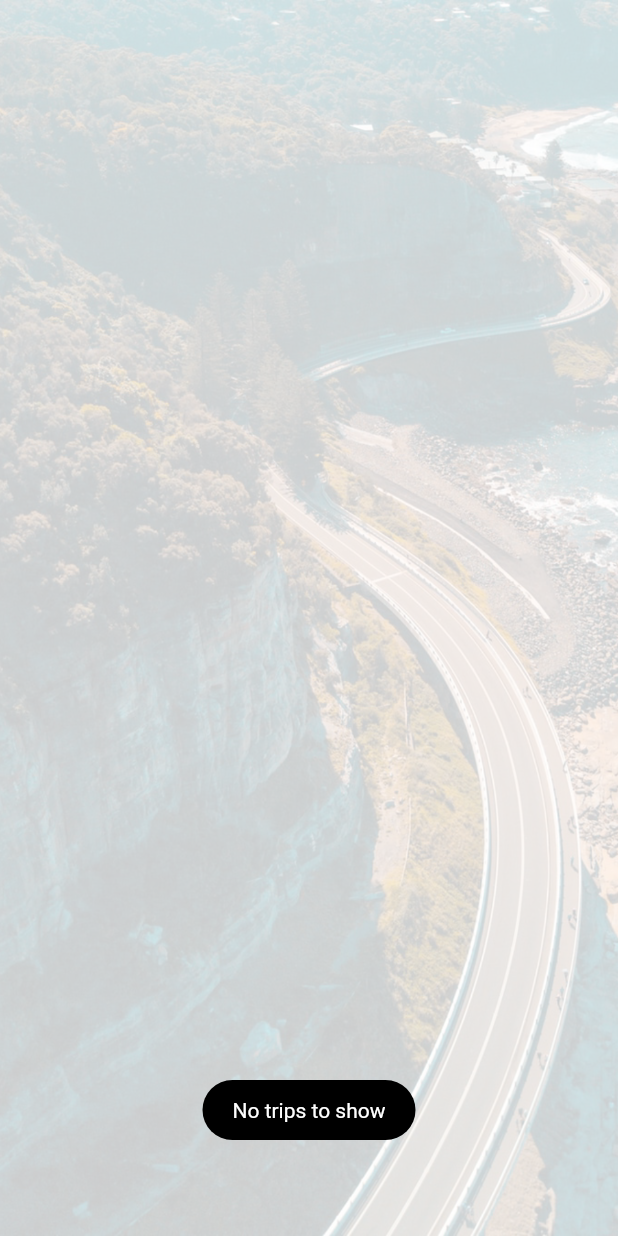
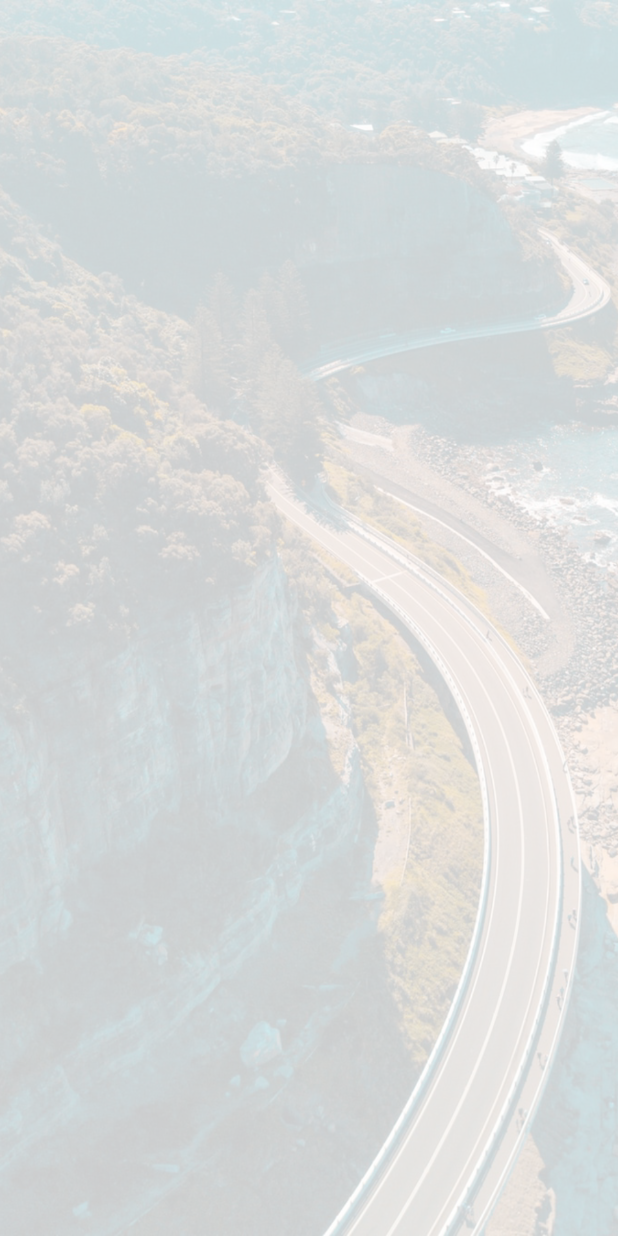
Before and after one commit to ragwap/RideShare, a Flutter app: the screen it shows once a user with an empty profile is signed in, after a tap on "Trips", on a phone screen of 412 x 824 dp. Run offline on Flutter 3.47's test engine with Material 2 defaults, Android fonts, the light colour scheme and no system bars; our stand-ins replace cloud_firestore, firebase_auth, flutter_spinkit, fluttertoast, geolocator, google_maps_flutter and 2 more; missing offline and left inert: flutter_google_places, geolocation, google_maps_webservice; accounts and stored records are empty; network calls fail.

Commit message:
Final commit

```diff
--- a/ride_share/lib/models/trip.dart
+++ b/ride_share/lib/models/trip.dart
@@ -1,5 +1,3 @@
-import 'package:cloud_firestore/cloud_firestore.dart';
-
 class Trip {
   String pickup;
   String destination;
--- a/ride_share/lib/screens/authenticate/sign_in.dart
+++ b/ride_share/lib/screens/authenticate/sign_in.dart
@@ -1,9 +1,9 @@
 import 'package:flutter/material.dart';
+import 'package:flutter/services.dart';
 import 'package:fluttertoast/fluttertoast.dart';
 import 'package:ride_share/services/auth.dart';
 
 class SignIn extends StatefulWidget {
-
   final Function toggleView;
   SignIn({this.toggleView});
 
@@ -12,7 +12,6 @@ class SignIn extends StatefulWidget {
 }
 
 class _SignInState extends State<SignIn> {
-
   final AuthService _authService = AuthService();
   final _formKey = GlobalKey<FormState>();
 
@@ -21,12 +20,34 @@ class _SignInState extends State<SignIn> {
 
   @override
   Widget build(BuildContext context) {
-    return SafeArea(
+    Future<bool> _onBackPressed() {
+      return showDialog(
+          context: context,
+          builder: (context) => AlertDialog(
+                title: Text('Are you sure you want to exit the app?'),
+                actions: <Widget>[
+                  FlatButton(
+                    child: Text('No'),
+                    onPressed: () => Navigator.pop(context, false),
+                  ),
+                  FlatButton(
+                    child: Text('Yes'),
+                    onPressed: () => SystemNavigator.pop(),
+                  )
+                ],
+              ));
+    }
+
+    return WillPopScope(
+      onWillPop: _onBackPressed,
+      child: SafeArea(
         child: Scaffold(
           backgroundColor: Colors.black,
           body: ListView(
             children: <Widget>[
-            SizedBox(width: 30.0,),
+              SizedBox(
+                width: 30.0,
+              ),
               Container(
                 padding: EdgeInsets.only(left: 250),
                 child: FlatButton.icon(
@@ -43,48 +64,54 @@ class _SignInState extends State<SignIn> {
                 padding: EdgeInsets.only(left: 40.0),
                 child: Row(
                   children: <Widget>[
-                  Text('Sign In to Ride Share',
+                    Text(
+                      'Sign In to Ride Share',
                       style: TextStyle(
                           fontFamily: 'Montserrat',
                           color: Colors.white,
                           fontStyle: FontStyle.italic,
-                        fontSize: 30.0
-                    ),
+                          fontSize: 30.0),
                     ),
                   ],
                 ),
               ),
-
-            SizedBox(height: 40.0,),
+              SizedBox(
+                height: 40.0,
+              ),
               Container(
                 height: MediaQuery.of(context).size.height,
                 decoration: BoxDecoration(
                     color: Colors.white,
-                  borderRadius: BorderRadius.only(topLeft: Radius.circular(75.0))
-              ),
+                    borderRadius:
+                        BorderRadius.only(topLeft: Radius.circular(75.0))),
                 child: ListView(
                   children: <Widget>[
-                  SizedBox(width: 30.0,),
+                    SizedBox(
+                      width: 30.0,
+                    ),
                     Container(
-                    padding: EdgeInsets.symmetric(vertical: 20.0, horizontal: 40.0),
+                      padding: EdgeInsets.symmetric(
+                          vertical: 20.0, horizontal: 40.0),
                       child: Form(
                           key: _formKey,
                           child: Column(
                             children: <Widget>[
-                            SizedBox(height: 20.0,),
+                              SizedBox(
+                                height: 20.0,
+                              ),
                               TextFormField(
-                                validator: (val) => val.isEmpty ? 'Enter an Email' : null,
-                                decoration: InputDecoration(
-                                    labelText: 'Email'
-                                ),
+                                  validator: (val) =>
+                                      val.isEmpty ? 'Enter an Email' : null,
+                                  decoration:
+                                      InputDecoration(labelText: 'Email'),
                                   onChanged: (val) {
                                     setState(() {
                                       email = val;
                                     });
-                                }
-                            ),
+                                  }),
                               TextFormField(
-                              validator: (val) => val.isEmpty ? 'Enter a Password' : null,
+                                validator: (val) =>
+                                    val.isEmpty ? 'Enter a Password' : null,
                                 decoration: InputDecoration(
                                   labelText: 'Password',
                                 ),
@@ -94,31 +121,35 @@ class _SignInState extends State<SignIn> {
                                 },
                               )
                             ],
-                        )
-                    ),
+                          )),
                     ),
                     Center(
-                    child:
-                    RaisedButton(
+                      child: RaisedButton(
                           color: Colors.white,
                           shape: RoundedRectangleBorder(
                             borderRadius: new BorderRadius.circular(10.0),
                           ),
                           highlightColor: Colors.black,
                           onPressed: () async {
-                          dynamic result = await _authService.signIn(email, password);
-                          if(_formKey.currentState.validate()) {
+                            dynamic result =
+                                await _authService.signIn(email, password);
+                            if (_formKey.currentState.validate()) {
                               if (result == null) {
-                              Fluttertoast.showToast(msg: 'Please provide valid credentials', timeInSecForIos: 5, backgroundColor: Colors.black, textColor: Colors.white);
-                            }
-                            else {
                                 Fluttertoast.showToast(
-                                  msg: 'Successfully signed in', timeInSecForIos: 5, backgroundColor: Colors.black, textColor: Colors.white);
+                                    msg: 'Please provide valid credentials',
+                                    timeInSecForIos: 5,
+                                    backgroundColor: Colors.black,
+                                    textColor: Colors.white);
+                              } else {
+                                Fluttertoast.showToast(
+                                    msg: 'Successfully signed in',
+                                    timeInSecForIos: 5,
+                                    backgroundColor: Colors.black,
+                                    textColor: Colors.white);
                               }
                             }
                           },
-                        child: Text('Sign In')
-                    ),
+                          child: Text('Sign In')),
                     ),
                   ],
                 ),
@@ -126,6 +157,7 @@ class _SignInState extends State<SignIn> {
             ],
           ),
         ),
+      ),
     );
   }
 }
--- a/ride_share/lib/screens/map/map_view.dart
+++ b/ride_share/lib/screens/map/map_view.dart
@@ -10,7 +10,6 @@ import 'package:location/location.dart' as loc;
 import 'package:ride_share/commons/loading.dart';
 import 'package:ride_share/models/location_latlng.dart';
 import 'package:ride_share/screens/fare/fare.dart';
-import 'package:ride_share/screens/home/home.dart';
 import 'package:ride_share/services/GoogleMapsServices.dart';
 import 'package:ride_share/services/auth.dart';
 
@@ -113,7 +112,6 @@ class _MapViewState extends State<MapView> {
   void getCurrentLocation() async {
     try {
       _counter = 0;
-      // var location = await _locationTracker.getLocation();
 
       if (_subscription != null) {
         _subscription.cancel();
--- a/ride_share/lib/screens/trips/trip_details.dart
+++ b/ride_share/lib/screens/trips/trip_details.dart
@@ -2,7 +2,6 @@ import 'package:flutter/material.dart';
 import 'package:ride_share/models/trip.dart';
 import 'package:ride_share/models/user.dart';
 import 'package:ride_share/screens/trips/trip_list.dart';
-// import 'package:ride_share/services/auth.dart';
 import 'package:ride_share/services/database.dart';
 import 'package:provider/provider.dart';
 
--- a/ride_share/lib/screens/trips/trip_list.dart
+++ b/ride_share/lib/screens/trips/trip_list.dart
@@ -1,5 +1,4 @@
 import 'package:flutter/material.dart';
-import 'package:fluttertoast/fluttertoast.dart';
 import 'package:provider/provider.dart';
 import 'package:ride_share/commons/loading.dart';
 import 'package:ride_share/models/trip.dart';
@@ -40,11 +39,7 @@ class _TripListState extends State<TripList> {
             stream: tripSnapshots,
             builder: (context, snapshot) {
               if (trips.length == 0) {
-                Fluttertoast.showToast(
-                    msg: 'No trips to show',
-                    timeInSecForIos: 2,
-                    backgroundColor: Colors.black,
-                    textColor: Colors.white);
+                Loading();
               }
               return ListView.builder(
                 itemCount: trips.length,
--- a/ride_share/lib/services/database.dart
+++ b/ride_share/lib/services/database.dart
@@ -1,6 +1,5 @@
 import 'package:cloud_firestore/cloud_firestore.dart';
 import 'package:ride_share/models/trip.dart';
-import 'package:intl/intl.dart';
 
 class DatabaseService {
   final String uid;
@@ -24,12 +23,9 @@ class DatabaseService {
   List<Trip> _tripsFromSnapshot(QuerySnapshot snapshot) {
     return snapshot.documents.map((doc) {
     Timestamp date = doc.data['date'];
-    // var format = new DateFormat('yyyy-MM-dd hh:mm');
-
       return Trip(
         pickup: doc.data['pickup'] ?? '',
         destination: doc.data['destination'] ?? '',
-        // dateTime: format.format(date.toDate())?? '',
         dateTime: date.toDate(),
         fare: doc.data['fare'] ?? 0.0,
       );
```
Also changed, not shown: ride_share/lib/screens/authenticate/register.dart (+23 -1 lines), ride_share/lib/screens/fare/fare.dart (+13 -4 lines), ride_share/lib/screens/welcome/welcome.dart (deleted, +0 -29 lines). Lines whose indentation alone changed are shown as unchanged.
